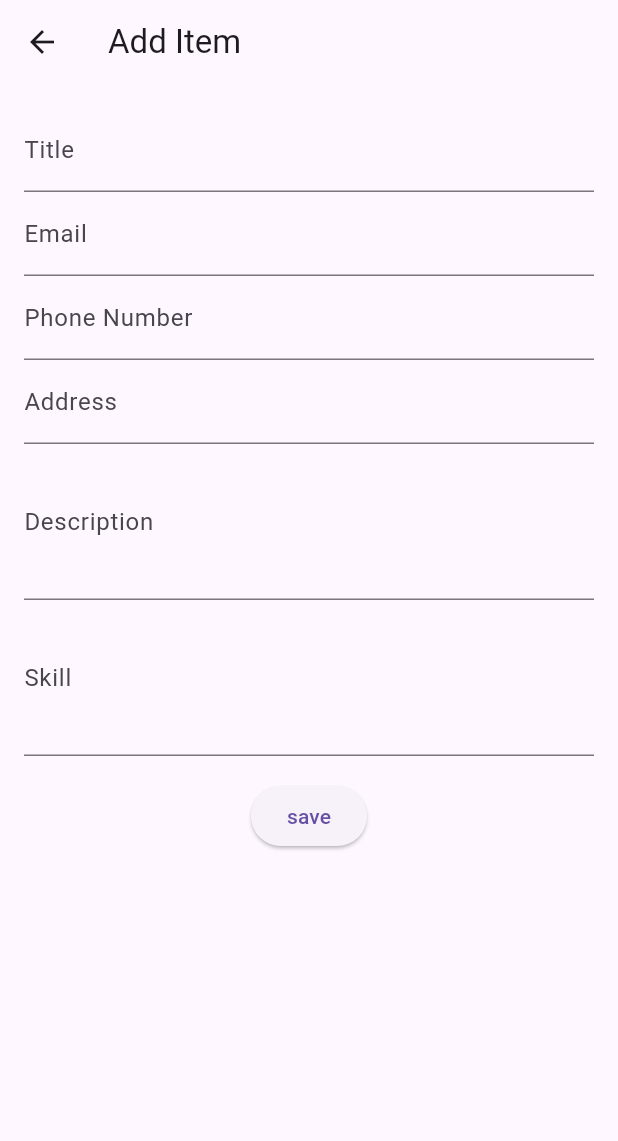
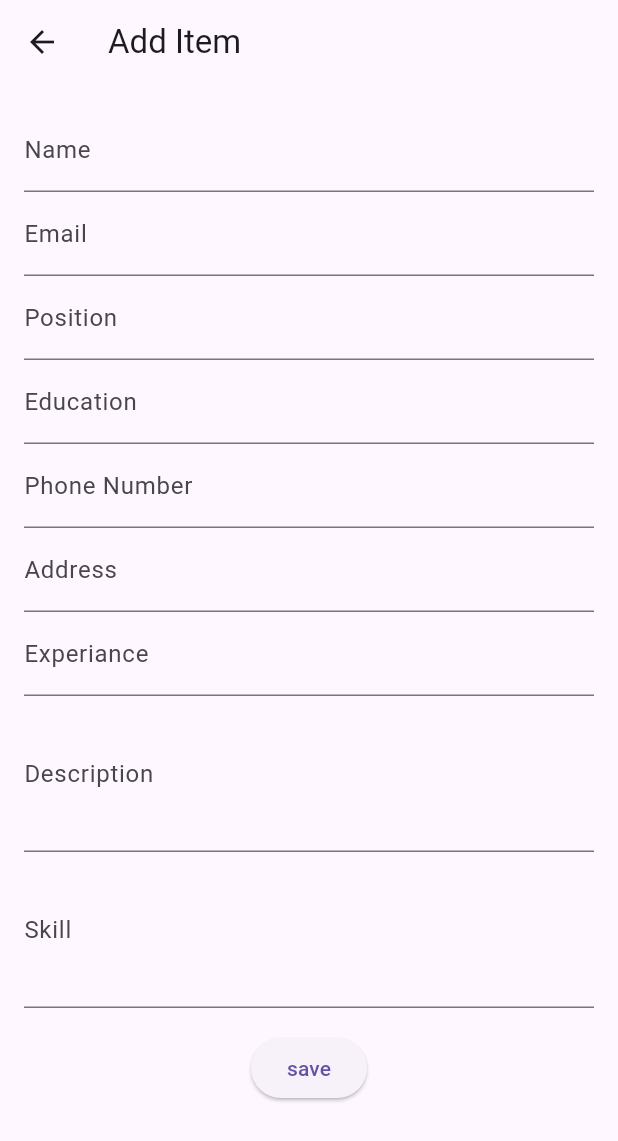
Before and after one commit to Aryan12Nt/resume_builder, a Flutter app: the screen it shows after launch, after a tap on the "add" icon, on a phone screen of 412 x 824 dp. Shown: the top 1141 px of the screen. Run offline on Flutter 3.47's test engine with Material 3 defaults, Android fonts, the phone set to English and light mode, and no system bars; our stand-ins replace cloud_firestore, firebase_core, sizer; accounts and stored records are empty.

```diff
--- a/lib/main.dart
+++ b/lib/main.dart
@@ -1,10 +1,11 @@
 import 'package:flutter/material.dart';
 import 'package:firebase_core/firebase_core.dart';
 import 'package:resume_builder/resume_screen.dart';
+import 'package:sizer/sizer.dart';
 import 'firebase_options.dart';
 
 Future<void> main() async {
-  runApp( MyApp());
+  WidgetsFlutterBinding.ensureInitialized();
   await Firebase.initializeApp(
     options: DefaultFirebaseOptions.currentPlatform,
   );
@@ -14,10 +15,12 @@ Future<void> main() async {
 class MyApp extends StatelessWidget {
   @override
   Widget build(BuildContext context) {
-    return MaterialApp(
-      debugShowCheckedModeBanner: false,
-      title: 'My App',
-      home: ResumeScreen(),
-    );
+    return Sizer(builder: (context, orientation, deviceType) {
+     return MaterialApp(
+        debugShowCheckedModeBanner: false,
+        title: 'My App',
+        home: ResumeScreen(),
+      );
+    });
   }
 }
--- a/lib/model.dart
+++ b/lib/model.dart
@@ -6,6 +6,9 @@ class ResumeItem {
   String? address;
   String? description;
   String? skills;
+  String? experience;
+  String? education;
+  String? position;
 
   ResumeItem({
     this.skills,
@@ -15,5 +18,8 @@ class ResumeItem {
     this.phoneNumber,
     this.address,
     this.description,
+    this.experience,
+    this.education,
+    this.position,
   });
 }
--- a/lib/resume_form.dart
+++ b/lib/resume_form.dart
@@ -1,6 +1,7 @@
 import 'package:cloud_firestore/cloud_firestore.dart';
 import 'package:flutter/material.dart';
 import 'package:resume_builder/model.dart';
+
 class ResumeForm extends StatefulWidget {
   bool isEditScreen;
   final ResumeItem? resumeItem;
@@ -11,15 +12,24 @@ class ResumeForm extends StatefulWidget {
   final String? skills;
   final String? email;
   final String? phoneNumber;
+  final String? edutcation;
+  final String? experiance;
+  final String? position;
 
-  ResumeForm(
-      {this.docId,this.email,this.phoneNumber,
+  ResumeForm({
+    this.docId,
+    this.email,
+    this.phoneNumber,
     this.isEditScreen = false,
     this.title,
     this.description,
     this.address,
     this.skills,
-        this.resumeItem});
+    this.resumeItem,
+    this.position,
+    this.edutcation,
+    this.experiance,
+  });
 
   @override
   _ResumeFormState createState() => _ResumeFormState();
@@ -32,6 +42,9 @@ class _ResumeFormState extends State<ResumeForm> {
   TextEditingController? addressController;
   TextEditingController? descriptionController;
   TextEditingController? skillsController;
+  TextEditingController? positionController;
+  TextEditingController? educationController;
+  TextEditingController? experianceController;
 
   @override
   void initState() {
@@ -40,36 +53,43 @@ class _ResumeFormState extends State<ResumeForm> {
   }
 
   void initilizeController() {
-    if (widget.isEditScreen) {
     skillsController = TextEditingController(text: widget.skills);
     titleController = TextEditingController(text: widget.title);
     emailController = TextEditingController(text: widget.email);
-      phoneController =
-          TextEditingController(text: widget.phoneNumber);
-      addressController =
-          TextEditingController(text: widget.address);
-      descriptionController =
-          TextEditingController(text: widget.description);
-    }
+    phoneController = TextEditingController(text: widget.phoneNumber);
+    addressController = TextEditingController(text: widget.address);
+    descriptionController = TextEditingController(text: widget.description);
+    positionController = TextEditingController(text: widget.position);
+    educationController = TextEditingController(text: widget.edutcation);
+    experianceController = TextEditingController(text: widget.experiance);
   }
 
   @override
   Widget build(BuildContext context) {
     return Scaffold(
         appBar: AppBar(
-        title: Text(widget.resumeItem == null ? 'Add Item' : 'Edit Item'),
+          title: Text(widget.isEditScreen== false ? 'Add Item' : 'Edit Item'),
         ),
-      body: Padding(
+        body: SingleChildScrollView(
+          child: Padding(
             padding: const EdgeInsets.all(16.0),
             child: Column(
               children: [
                 TextField(
                   controller: titleController,
-              decoration: InputDecoration(labelText: 'Title'),
+                  decoration: InputDecoration(labelText: 'Name'),
                 ),
                 TextField(
                   controller: emailController,
                   decoration: InputDecoration(labelText: 'Email'),
+                ),
+                TextField(
+                  controller: positionController,
+                  decoration: InputDecoration(labelText: 'Position'),
+                ),
+                TextField(
+                  controller: educationController,
+                  decoration: InputDecoration(labelText: 'Education'),
                 ),
                 TextField(
                   controller: phoneController,
@@ -78,6 +98,10 @@ class _ResumeFormState extends State<ResumeForm> {
                 TextField(
                   controller: addressController,
                   decoration: InputDecoration(labelText: 'Address'),
+                ),
+                TextField(
+                  controller: experianceController,
+                  decoration: InputDecoration(labelText: 'Experiance'),
                 ),
                 TextField(
                   controller: descriptionController,
@@ -99,7 +123,7 @@ class _ResumeFormState extends State<ResumeForm> {
               ],
             ),
           ),
-    );
+        ));
   }
 
   void _saveResumeItem() async {
@@ -111,43 +135,48 @@ class _ResumeFormState extends State<ResumeForm> {
     final address = addressController?.text;
     final description = descriptionController?.text;
     final skills = skillsController?.text;
+    final position = positionController?.text;
+    final experience = experianceController?.text;
+    final education = educationController?.text;
 
-    if (title != null &&
-        description != null &&
-        title.isNotEmpty &&
-        description.isNotEmpty) {
     final result = ResumeItem(
-        skills: skills,
       title: title,
       email: email,
       phoneNumber: phone,
       address: address,
       description: description,
+      skills: skills,
+      position: position,
+      experience: experience,
+      education: education,
     );
 
     if (widget.isEditScreen) {
-        // Update the existing document using the provided docId
       await resumeCollection.doc(widget.docId).update({
-          "skills": result.skills,
-          'title': result.title,
+        "title": result.title,
         'email': result.email,
         'phoneNumber': result.phoneNumber,
         'address': result.address,
         'description': result.description,
+        'skills': result.skills,
+        'position': result.position,
+        'experience': result.experience,
+        'education': result.education,
       });
     } else {
-        // Add new resume item to Firestore
       await resumeCollection.add({
-          "skills": result.skills,
-          'title': result.title,
+        "title": result.title,
         'email': result.email,
         'phoneNumber': result.phoneNumber,
         'address': result.address,
         'description': result.description,
+        'skills': result.skills,
+        'position': result.position,
+        'experience': result.experience,
+        'education': result.education,
       });
     }
 
     Navigator.pop(context, result);
   }
 }
-}
```
Also changed, not shown: lib/resume_screen.dart (+52 -6 lines). Lines whose indentation alone changed are shown as unchanged.
